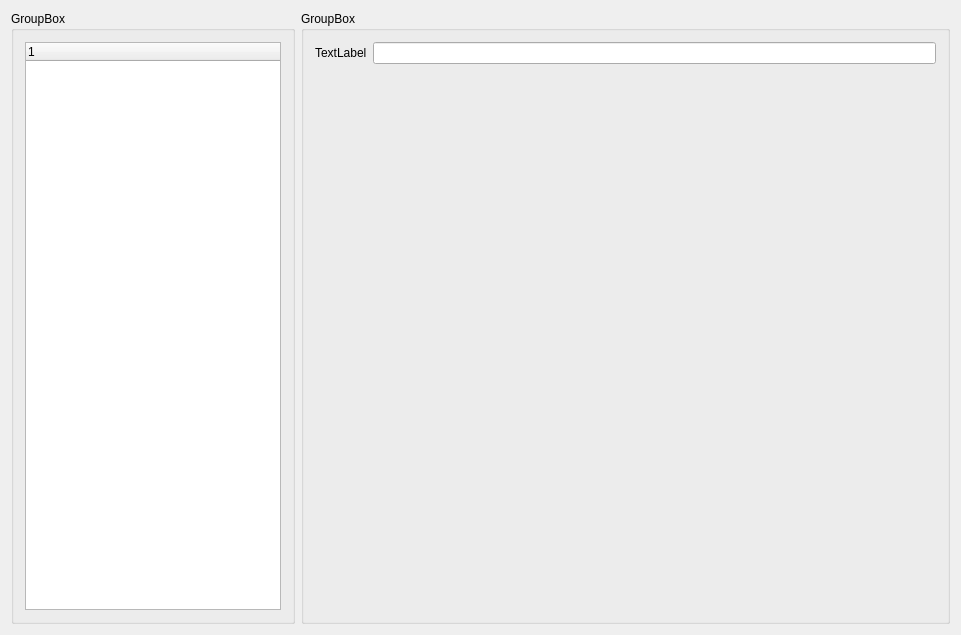
The window that mainwindow.ui (lavigne958/Train_DisplayRegisteredList) describes before a commit, drawn with Qt 5.
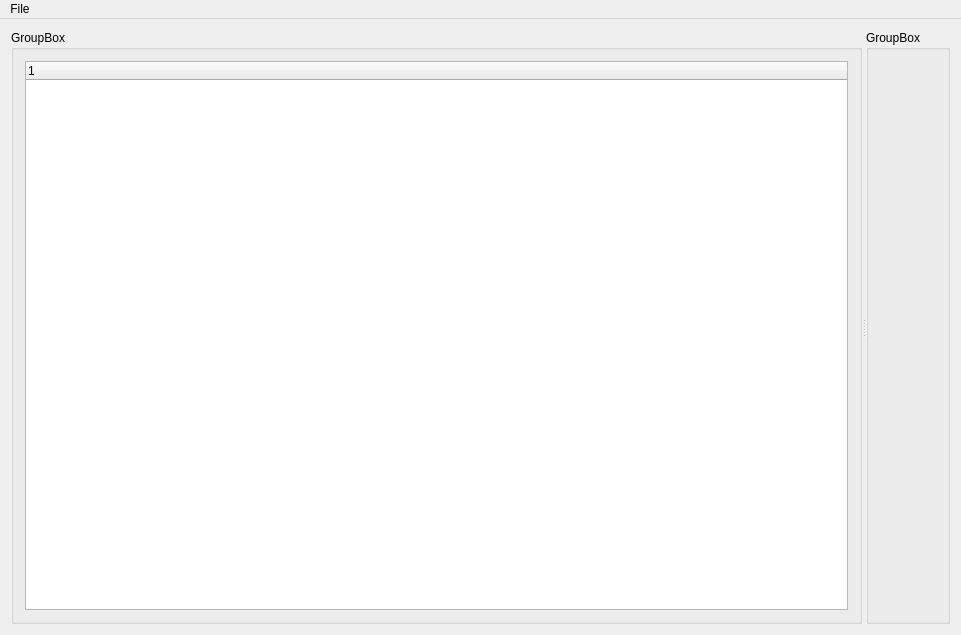
The same window after the commit.

The edit to the form file:
```diff
--- a/mainwindow.ui
+++ b/mainwindow.ui
@@ -22,6 +22,10 @@
   <widget class="QWidget" name="centralWidget">
    <layout class="QHBoxLayout" name="horizontalLayout">
     <item>
+     <widget class="QSplitter" name="splitter">
+      <property name="orientation">
+       <enum>Qt::Horizontal</enum>
+      </property>
      <widget class="QGroupBox" name="treeGroup">
       <property name="sizePolicy">
        <sizepolicy hsizetype="Preferred" vsizetype="Preferred">
@@ -35,42 +39,50 @@
       <layout class="QVBoxLayout" name="verticalLayout_2">
        <item>
         <widget class="QTreeWidget" name="competitorsTree">
-         <property name="sizePolicy">
-          <sizepolicy hsizetype="Preferred" vsizetype="Preferred">
-           <horstretch>0</horstretch>
-           <verstretch>0</verstretch>
-          </sizepolicy>
-         </property>
+          <column>
+           <property name="text">
+            <string notr="true">1</string>
+           </property>
+          </column>
         </widget>
        </item>
       </layout>
      </widget>
-    </item>
-    <item>
      <widget class="QGroupBox" name="infosGroup">
       <property name="title">
        <string>GroupBox</string>
       </property>
-      <layout class="QVBoxLayout" name="verticalLayout">
-       <item>
-        <layout class="QFormLayout" name="formLayout">
-         <item row="0" column="0">
-          <widget class="QLabel" name="nameLabel">
+       <layout class="QVBoxLayout" name="verticalLayout"/>
+      </widget>
+     </widget>
+    </item>
+   </layout>
+  </widget>
+  <widget class="QMenuBar" name="menuBar">
+   <property name="geometry">
+    <rect>
+     <x>0</x>
+     <y>0</y>
+     <width>961</width>
+     <height>22</height>
+    </rect>
+   </property>
+   <widget class="QMenu" name="menuFile">
+    <property name="title">
+     <string>File</string>
+    </property>
+    <addaction name="actionLoad_Competitors"/>
+   </widget>
+   <addaction name="menuFile"/>
+  </widget>
+  <action name="actionLoad_Competitors">
+   <property name="checkable">
+    <bool>false</bool>
+   </property>
            <property name="text">
-            <string>TextLabel</string>
-           </property>
-          </widget>
-         </item>
-         <item row="0" column="1">
-          <widget class="QLineEdit" name="nameEdit"/>
-         </item>
-        </layout>
-       </item>
-      </layout>
-     </widget>
-    </item>
-   </layout>
-  </widget>
+    <string>Load Competitors</string>
+   </property>
+  </action>
  </widget>
  <layoutdefault spacing="6" margin="11"/>
  <resources/>
```
Left out of the diff: 3 changed lines with no effect on the pictures. Lines whose indentation alone changed are shown as unchanged.
